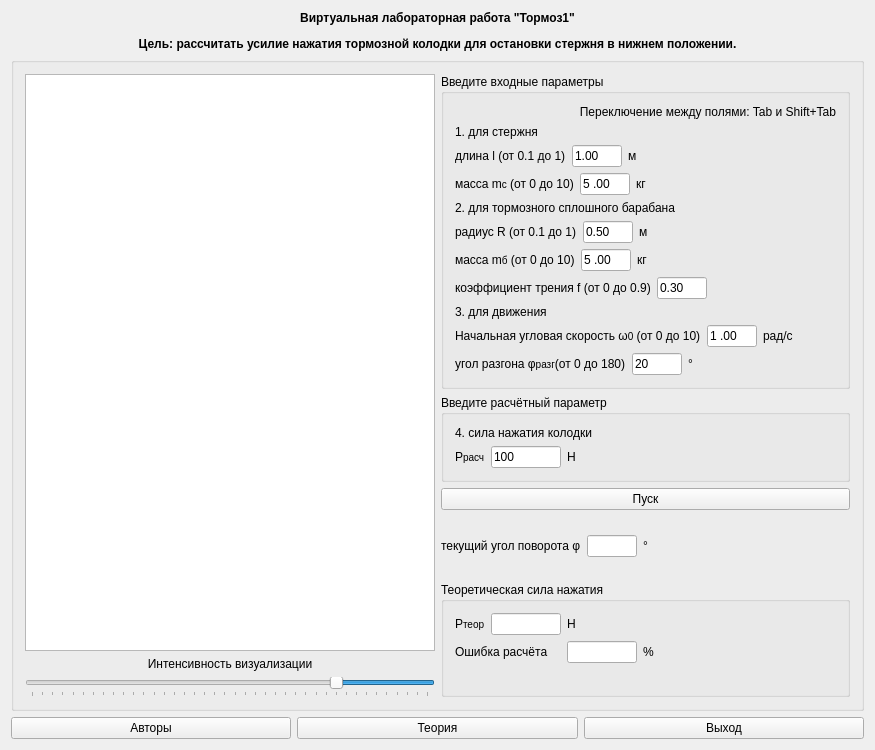
This is mainwindow.ui in mmaulwurff/mech-brake1 as Qt 5 draws it before an edit. The edited form follows.
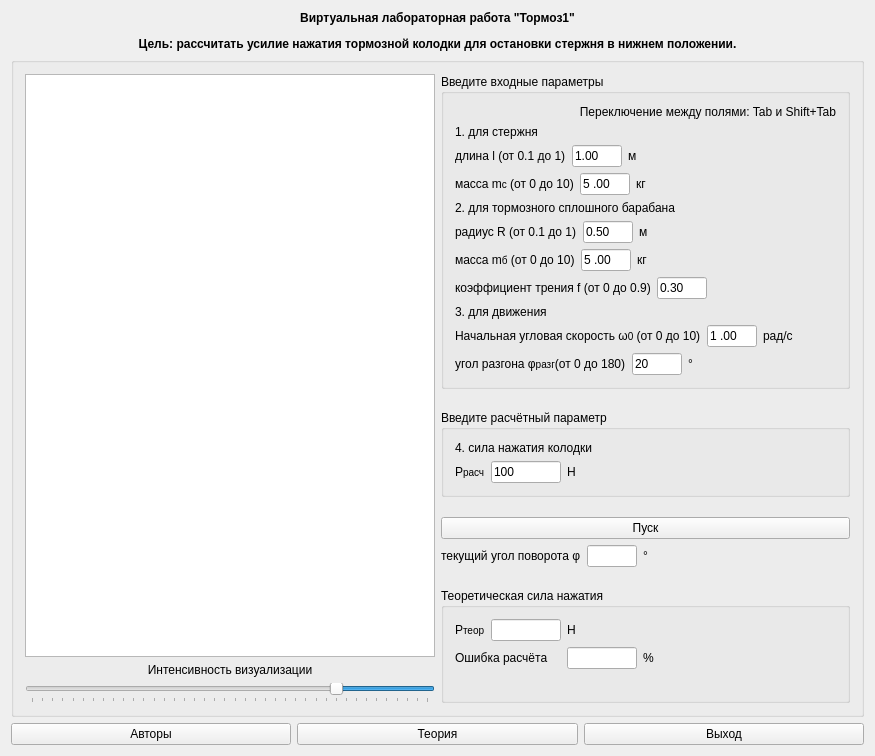
This is the edited form. Icons and pictures are not drawn.

Commit message: vertical spaces

```diff
--- a/mainwindow.ui
+++ b/mainwindow.ui
@@ -7,7 +7,7 @@
     <x>0</x>
     <y>0</y>
     <width>875</width>
-    <height>750</height>
+    <height>756</height>
    </rect>
   </property>
   <property name="windowTitle">
@@ -545,6 +545,19 @@
            </layout>
           </widget>
          </item>
+         <item>
+          <spacer name="verticalSpacer">
+           <property name="orientation">
+            <enum>Qt::Vertical</enum>
+           </property>
+           <property name="sizeHint" stdset="0">
+            <size>
+             <width>20</width>
+             <height>40</height>
+            </size>
+           </property>
+          </spacer>
+         </item>
          <item>
           <widget class="QGroupBox" name="groupBox_4">
            <property name="title">
@@ -611,6 +624,19 @@
            </layout>
           </widget>
          </item>
+         <item>
+          <spacer name="verticalSpacer_2">
+           <property name="orientation">
+            <enum>Qt::Vertical</enum>
+           </property>
+           <property name="sizeHint" stdset="0">
+            <size>
+             <width>20</width>
+             <height>40</height>
+            </size>
+           </property>
+          </spacer>
+         </item>
          <item>
           <widget class="QPushButton" name="Start">
            <property name="text">
@@ -686,6 +712,19 @@
            </item>
           </layout>
          </item>
+         <item>
+          <spacer name="verticalSpacer_3">
+           <property name="orientation">
+            <enum>Qt::Vertical</enum>
+           </property>
+           <property name="sizeHint" stdset="0">
+            <size>
+             <width>20</width>
+             <height>40</height>
+            </size>
+           </property>
+          </spacer>
+         </item>
          <item>
           <widget class="QGroupBox" name="groupBox">
            <property name="title">
```
Left out of the diff: 6 changed lines with no effect on the pictures.
